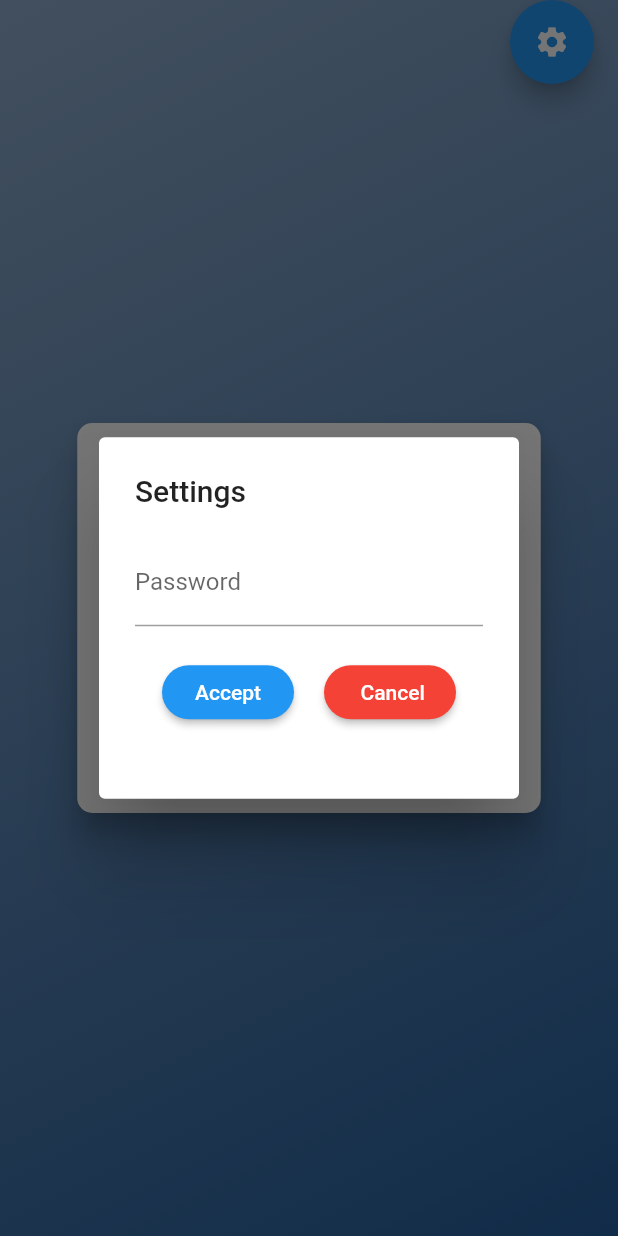
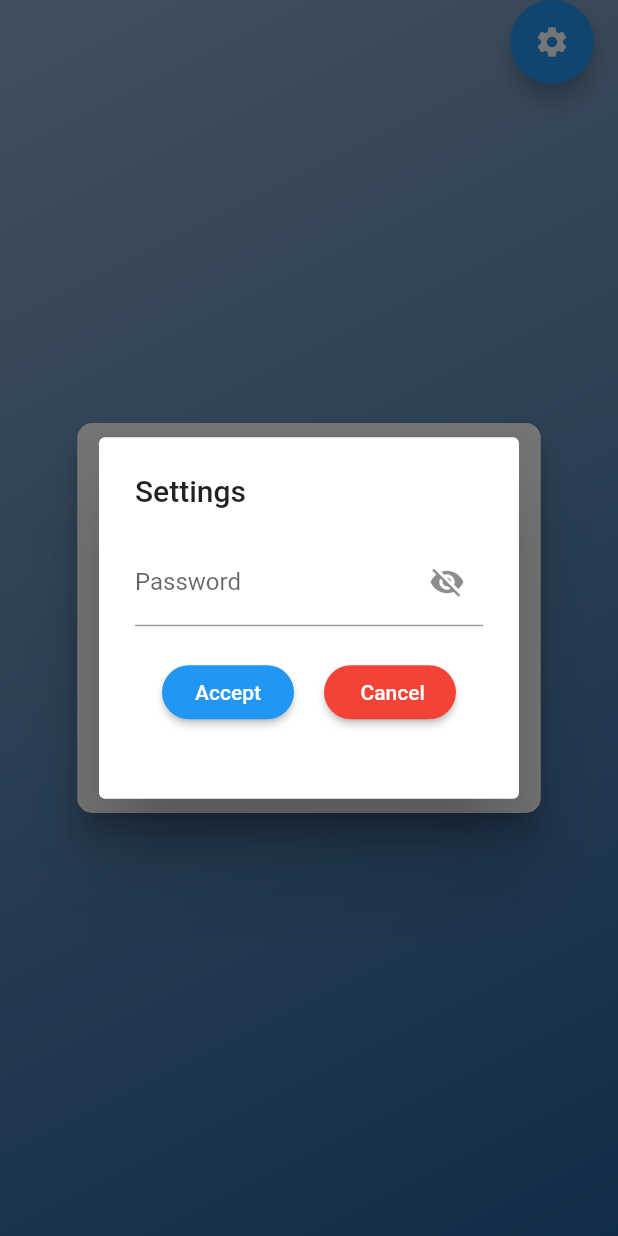
Before and after one commit to MConcoba/Ubicaciones-App-Handle, a Flutter app: the screen it shows after launch, after a tap on "LOGIN", after a tap on the "settings" icon, on a phone screen of 412 x 824 dp. Run offline on Flutter 3.47's test engine with Material 2 defaults, Android fonts, the phone set to English and light mode, and no system bars; our stand-ins replace audioplayers, device_info_plus, flutter_dotenv, shared_preferences; missing offline and left inert: honeywell_scanner, is_first_run, sql_conn.

Commit message:
add: config to show password

```diff
--- a/lib/src/screens/settings.dart
+++ b/lib/src/screens/settings.dart
@@ -24,6 +24,12 @@ class _SettingsState extends State<Settings> {
 
   var _isLoading = false;
   var _isVerify = false;
+  var _passwordVisible = false;
+
+  @override
+  void initState() {
+    _passwordVisible = false;
+  }
 
   _saveToStorage() async {
     final prefs = await SharedPreferences.getInstance();
@@ -97,6 +103,7 @@ class _SettingsState extends State<Settings> {
         setState(() {
           _isVerify = true;
           FocusScope.of(context).unfocus();
+          _passwordVisible = false;
         });
       } else {
         return;
@@ -132,7 +139,7 @@ class _SettingsState extends State<Settings> {
           builder: (context) {
             return AlertDialog(
               title: Text('Status'),
-              content: Text('Connextion'),
+              content: Text('Successful connection...'),
               actions: <Widget>[
                 FlatButton(
                   child: Text('Okay'),
@@ -170,8 +177,23 @@ class _SettingsState extends State<Settings> {
             ] else ...[
               if (!_isVerify) ...[
                 TextField(
-                  decoration: const InputDecoration(labelText: 'Password'),
+                  decoration: InputDecoration(
+                    labelText: 'Password',
+                    suffixIcon: IconButton(
+                      icon: Icon(
+                        _passwordVisible
+                            ? Icons.visibility
+                            : Icons.visibility_off,
+                      ),
+                      onPressed: () {
+                        setState(() {
+                          _passwordVisible = !_passwordVisible;
+                        });
+                      },
+                    ),
+                  ),
                   controller: passwordController,
+                  obscureText: !_passwordVisible,
                   onSubmitted: (_) => connect(),
                 ),
               ] else ...[
@@ -192,9 +214,23 @@ class _SettingsState extends State<Settings> {
                   controller: userController,
                 ),
                 TextField(
-                  decoration: const InputDecoration(labelText: 'Password'),
+                  decoration: InputDecoration(
+                    labelText: 'Password',
+                    suffixIcon: IconButton(
+                      icon: Icon(
+                        _passwordVisible
+                            ? Icons.visibility
+                            : Icons.visibility_off,
+                      ),
+                      onPressed: () {
+                        setState(() {
+                          _passwordVisible = !_passwordVisible;
+                        });
+                      },
+                    ),
+                  ),
                   controller: passwordNewController,
-                  obscureText: true,
+                  obscureText: !_passwordVisible,
                   onSubmitted: (_) => connect(),
                 ),
               ],
```
Also changed, not shown: lib/src/providers/auth.dart (+3 -4 lines).
